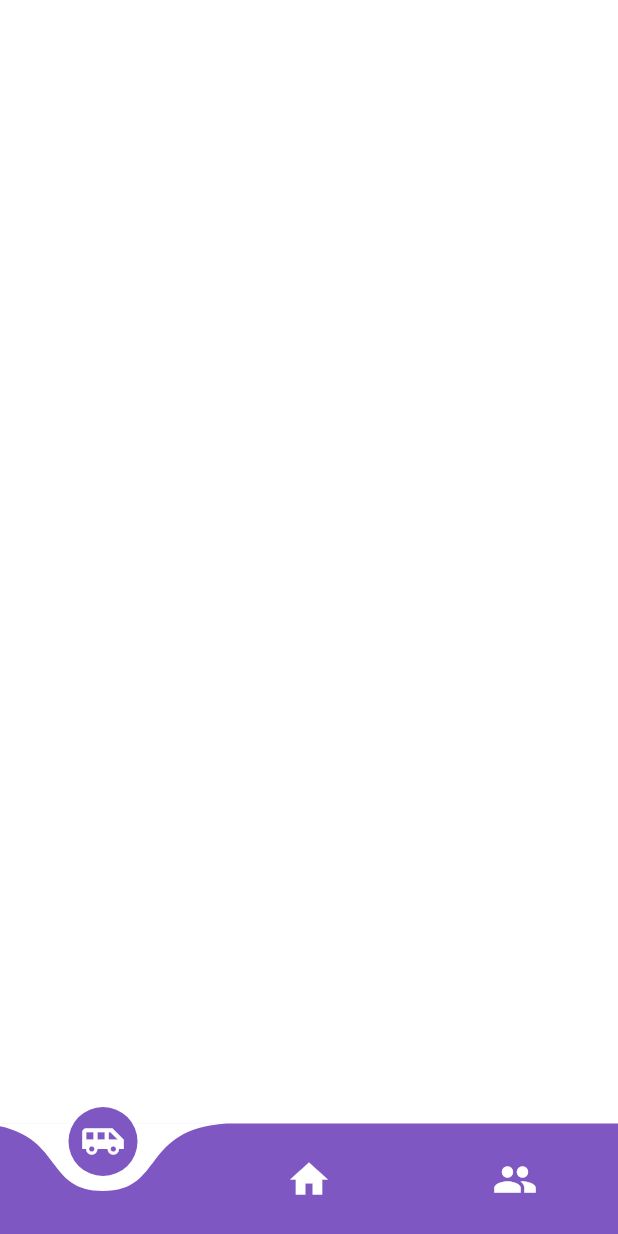
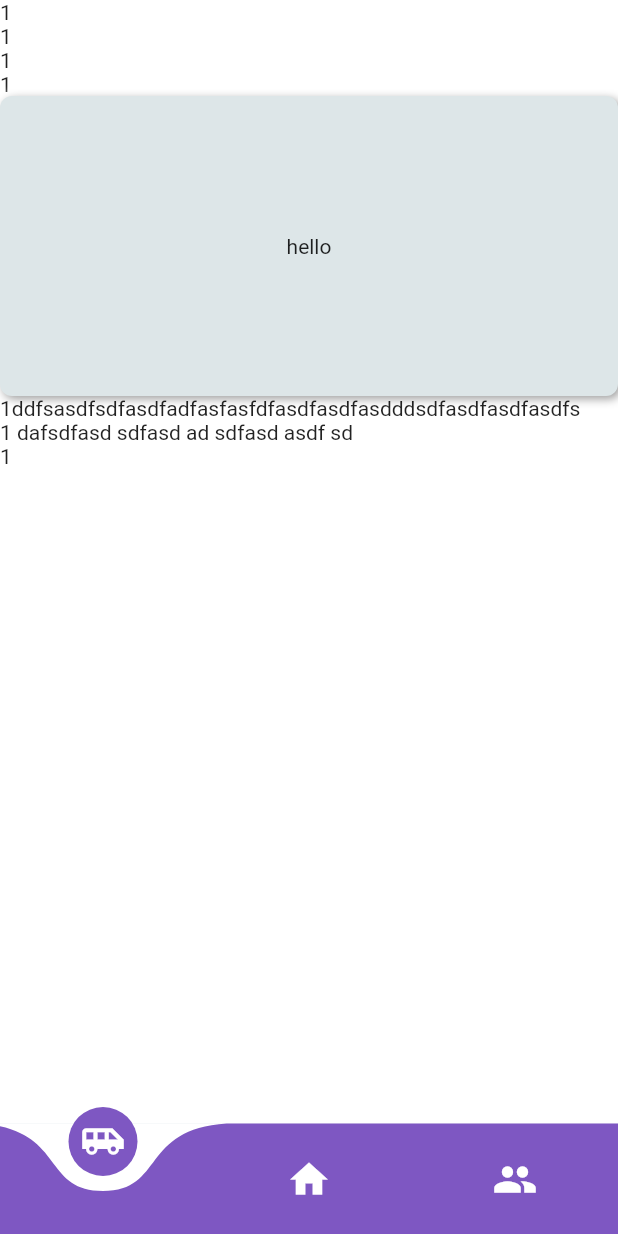
Before and after one commit to Kaliham/TripNGo, a Flutter app: the screen it shows after launch, on a phone screen of 412 x 824 dp. Run offline on Flutter 3.47's test engine with Material 2 defaults, Android fonts, the phone set to English and light mode, and no system bars; drawn by our look-alikes of curved_navigation_bar, flutter_neumorphic, liquid_swipe; our stand-ins replace google_fonts.

Commit message:
"periodic commit no. 2"

```diff
--- a/mobile_app/lib/main.dart
+++ b/mobile_app/lib/main.dart
@@ -97,13 +97,14 @@ class MainState extends State<MyHomePage> with SingleTickerProviderStateMixin {
       body: LiquidSwipe(
         disableUserGesture: false,
         pages: buildPages(context),
+        enableLoop: true,
         liquidController: liquidController,
         onPageChangeCallback: (activePageIndex) {
           animController.reset();
           animController.forward();
         },
         slidePercentCallback: (slidePercentHorizontal, slideVertical) {
-          if (slidePercentHorizontal > 10 || slideVertical > 10) {
+          if (slidePercentHorizontal > 30) {
             animController.reset();
           }
         },
--- a/mobile_app/lib/view/screens/trips_screen.dart
+++ b/mobile_app/lib/view/screens/trips_screen.dart
@@ -1,4 +1,5 @@
 import 'package:flutter/material.dart';
+import 'package:flutter_neumorphic/flutter_neumorphic.dart';
 
 class TripsScreen extends StatefulWidget {
   @override
@@ -8,6 +9,23 @@ class TripsScreen extends StatefulWidget {
 class _TripsScreenState extends State<TripsScreen> {
   @override
   Widget build(BuildContext context) {
-    return Container();
+    return Container(
+      child: ListView(
+        children: [
+          Text('1'),
+          Text('1'),
+          Text('1'),
+          Text('1'),
+          SizedBox(
+            width: MediaQuery.of(context).size.width * 0.85,
+            height: 200,
+            child: Neumorphic(child: Center(child: Text('hello'))),
+          ),
+          Text('1ddfsasdfsdfasdfadfasfasfdfasdfasdfasdddsdfasdfasdfasdfs'),
+          Text('1 dafsdfasd sdfasd ad sdfasd asdf sd'),
+          Text('1'),
+        ],
+      ),
+    );
   }
 }
```
